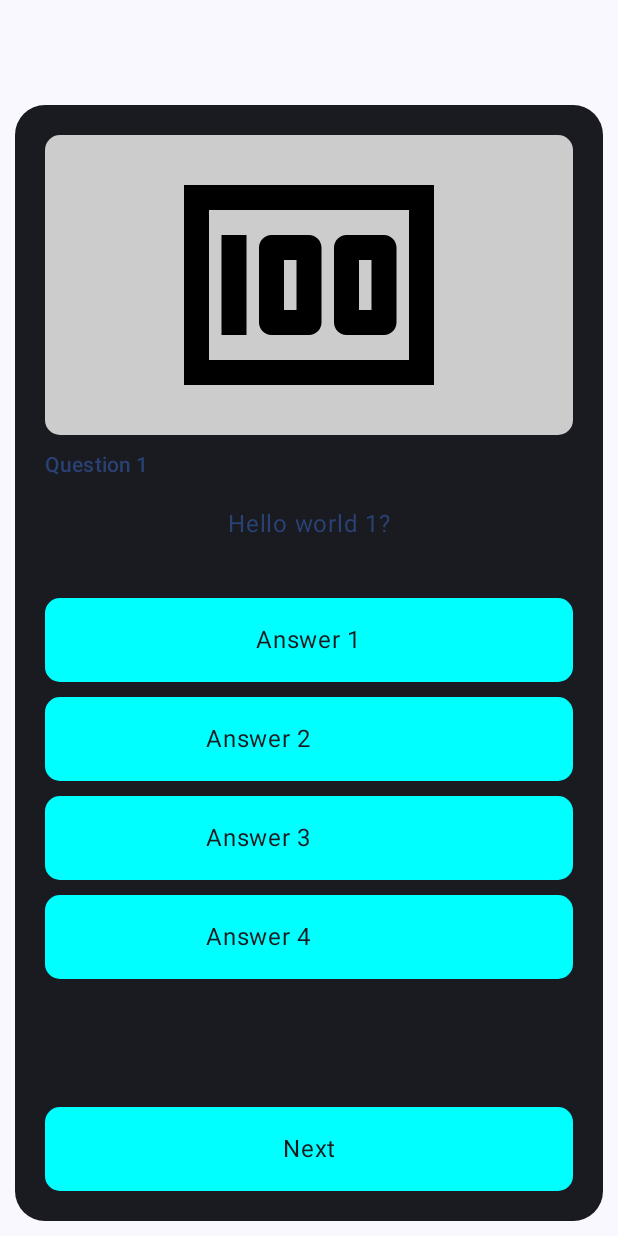
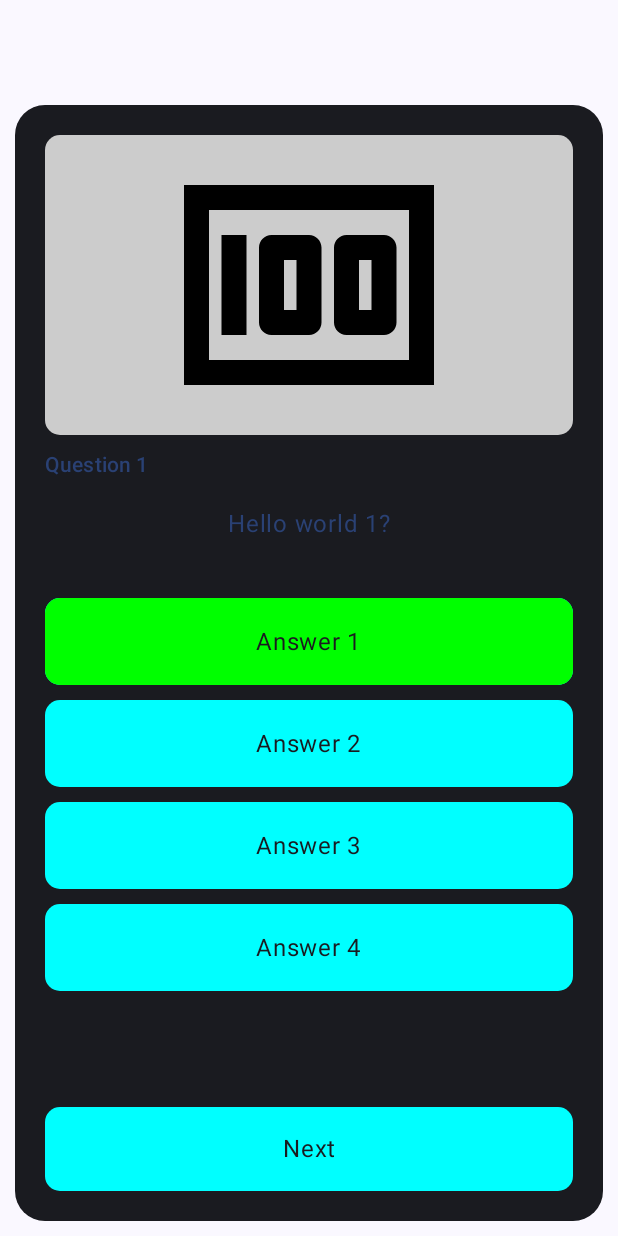
Before and after one commit to azartx/quiz_game, an Android app built with Jetpack Compose: the screen it shows after launch (MainActivity), after a tap on "Answer 1", on a phone screen of 412 x 824 dp. Run offline under Robolectric (Android 15) with nearby library versions, the phone set to English and light mode, and no system bars.

Commit message:
Answers animations

```diff
--- a/app/src/main/java/com/solo4/millionerquiz/model/game/Question.kt
+++ b/app/src/main/java/com/solo4/millionerquiz/model/game/Question.kt
@@ -1,7 +1,12 @@
 package com.solo4.millionerquiz.model.game
+
+import androidx.compose.runtime.Stable
 
 data class Question(
     val id: Int,
     val questionText: String,
     val answers: List<Answer>
-)
+) {
+    @Stable
+    var isAnswered: Boolean = false
+}
--- a/app/src/main/java/com/solo4/millionerquiz/ui/components/AnswerItem.kt
+++ b/app/src/main/java/com/solo4/millionerquiz/ui/components/AnswerItem.kt
@@ -1,87 +1,83 @@
 package com.solo4.millionerquiz.ui.components
 
-import androidx.compose.animation.core.LinearEasing
-import androidx.compose.animation.core.RepeatMode
-import androidx.compose.animation.core.animateFloatAsState
-import androidx.compose.animation.core.repeatable
+import androidx.compose.animation.animateColorAsState
+import androidx.compose.animation.core.animateDpAsState
 import androidx.compose.animation.core.tween
 import androidx.compose.foundation.background
 import androidx.compose.foundation.clickable
-import androidx.compose.foundation.gestures.awaitFirstDown
-import androidx.compose.foundation.gestures.waitForUpOrCancellation
 import androidx.compose.foundation.interaction.MutableInteractionSource
 import androidx.compose.foundation.layout.Arrangement
 import androidx.compose.foundation.layout.Row
-import androidx.compose.foundation.layout.padding
 import androidx.compose.foundation.shape.RoundedCornerShape
 import androidx.compose.material3.Text
 import androidx.compose.runtime.Composable
+import androidx.compose.runtime.remember
 import androidx.compose.runtime.getValue
+import androidx.compose.runtime.setValue
 import androidx.compose.runtime.mutableStateOf
-import androidx.compose.runtime.remember
 import androidx.compose.ui.Alignment
 import androidx.compose.ui.Modifier
-import androidx.compose.ui.composed
 import androidx.compose.ui.graphics.Color
-import androidx.compose.ui.graphics.graphicsLayer
-import androidx.compose.ui.input.pointer.pointerInput
 import androidx.compose.ui.unit.dp
 import com.solo4.millionerquiz.model.game.Answer
-import com.solo4.millionerquiz.model.game.Question
+import androidx.compose.foundation.Canvas
+import androidx.compose.foundation.layout.BoxWithConstraints
+import androidx.compose.foundation.layout.fillMaxHeight
+import androidx.compose.foundation.layout.fillMaxSize
+import androidx.compose.foundation.layout.width
+import androidx.compose.ui.draw.alpha
+import androidx.compose.ui.draw.clip
+import androidx.compose.ui.layout.onSizeChanged
 
 @Composable
 fun AnswerItem(
     modifier: Modifier = Modifier,
     answer: Answer,
     isPicked: Boolean,
+    isShowResult: Boolean = false,
     onClick: (Answer) -> Unit
 ) {
+    val bgColor by animateColorAsState(
+        targetValue = if (isShowResult)
+            if (answer.isRight) Color.Green else
+                if (isPicked) Color.Red else Color.Cyan
+        else Color.Cyan,
+        animationSpec = tween(durationMillis = 300)
+    )
+
     Row(
         modifier = modifier
-            .background(if (isPicked) Color.Green else Color.Cyan, RoundedCornerShape(10.dp))
-            .padding(vertical = 16.dp)
-            .shakeClickEffect()
-            /*.clickable(interactionSource = MutableInteractionSource(), null) { onClick.invoke(answer) }*/,
+            .background(
+                bgColor,
+                RoundedCornerShape(10.dp)
+            )
+            .clickable(interactionSource = MutableInteractionSource(), null) {
+                onClick.invoke(answer)
+            },
         horizontalArrangement = Arrangement.Center,
         verticalAlignment = Alignment.CenterVertically
     ) {
-        Text(text = answer.text)
+        BoxWithConstraints(modifier = Modifier.fillMaxSize()) {
+            val width by animateDpAsState(
+                targetValue = if (!isPicked) 0.dp else maxWidth,
+                animationSpec = tween(durationMillis = 800)
+            )
+
+            var alpha: Int by remember { mutableStateOf(0) }
+
+            if (!isShowResult) {
+                Canvas(
+                    modifier = Modifier
+                        .clip(RoundedCornerShape(10.dp))
+                        .fillMaxHeight()
+                        .alpha(alpha.toFloat())
+                        .width(width)
+                        .onSizeChanged { alpha = if (it.width <= 50) 0 else 1 },
+                    onDraw = { drawRect(Color.Green) }
+                )
+            }
+
+            Text(modifier = Modifier.align(Alignment.Center), text = answer.text)
+        }
     }
 }
-
-fun Modifier.shakeClickEffect() = composed {
-    val buttonState = remember { mutableStateOf(ButtonState.Idle) }
-
-    val tx by animateFloatAsState(
-        targetValue = if (buttonState.value == ButtonState.Pressed) 0f else -50f,
-        animationSpec = repeatable(
-            iterations = 2,
-            animation = tween(durationMillis = 50, easing = LinearEasing),
-            repeatMode = RepeatMode.Reverse
-        )
-    )
-    this
-        .graphicsLayer {
-            translationX = tx
-        }
-        .clickable(
-            interactionSource = remember { MutableInteractionSource() },
-            indication = null,
-            onClick = { }
-        )
-        .pointerInput(buttonState) {
-            awaitPointerEventScope {
-                buttonState.value = if (buttonState.value == ButtonState.Pressed) {
-                    waitForUpOrCancellation()
-                    ButtonState.Idle
-                } else {
-                    awaitFirstDown(false)
-                    ButtonState.Pressed
-                }
-            }
-        }
-}
-
-enum class ButtonState {
-    Idle, Pressed
-}
--- a/app/src/main/java/com/solo4/millionerquiz/ui/screens/game/GameScreen.kt
+++ b/app/src/main/java/com/solo4/millionerquiz/ui/screens/game/GameScreen.kt
@@ -20,8 +20,10 @@ import androidx.compose.material3.MaterialTheme
 import androidx.compose.material3.Text
 import androidx.compose.runtime.Composable
 import androidx.compose.runtime.LaunchedEffect
+import androidx.compose.runtime.getValue
 import androidx.compose.runtime.mutableStateOf
 import androidx.compose.runtime.remember
+import androidx.compose.runtime.setValue
 import androidx.compose.ui.Alignment
 import androidx.compose.ui.Modifier
 import androidx.compose.ui.graphics.Color
@@ -39,10 +41,17 @@ import org.koin.androidx.compose.koinViewModel
 @Composable
 fun GameScreen() {
     val viewModel: GameViewModel = koinViewModel()
-    val pickedAnswer = remember { mutableStateOf<Answer?>(null) }
+    var pickedAnswer by remember { mutableStateOf<Answer?>(null) }
+
+    var checkResults by remember { mutableStateOf(false) }
 
     fun newQuestionPicked(answer: Answer) {
-        pickedAnswer.value = answer
+        if (!viewModel.currentQuestion.value.isAnswered) pickedAnswer = answer
+    }
+
+    fun invalidateAnswers() {
+        pickedAnswer = null
+        checkResults = false
     }
 
     LaunchedEffect(key1 = null, block = {
@@ -85,13 +94,17 @@ fun GameScreen() {
                 style = MaterialTheme.typography.bodyLarge
             )
             Spacer(modifier = Modifier.height(40.dp))
+
             LazyColumn(modifier = Modifier
                 .fillMaxWidth(), content = {
                 items(viewModel.currentQuestion.value.answers) {
                     AnswerItem(
-                        modifier = Modifier.fillMaxWidth(),
+                        modifier = Modifier
+                            .fillMaxWidth()
+                            .height(58.dp),
                         answer = it,
-                        isPicked = pickedAnswer.value?.id == it.id,
+                        isPicked = pickedAnswer?.id == it.id,
+                        isShowResult = checkResults,
                         onClick = ::newQuestionPicked
                     )
                     Spacer(modifier = Modifier.height(10.dp))
@@ -101,7 +114,15 @@ fun GameScreen() {
             Row(
                 modifier = Modifier
                     .weight(1f)
-                    .clickable(onClick = viewModel::nextQuestion),
+                    .clickable(onClick = {
+                        if (viewModel.currentQuestion.value.isAnswered) {
+                            invalidateAnswers()
+                            viewModel.nextQuestion()
+                        } else {
+                            checkResults = true
+                            viewModel.currentQuestion.value.isAnswered = true
+                        }
+                    }),
                 horizontalArrangement = Arrangement.Center,
                 verticalAlignment = Alignment.Bottom
             ) {
```
